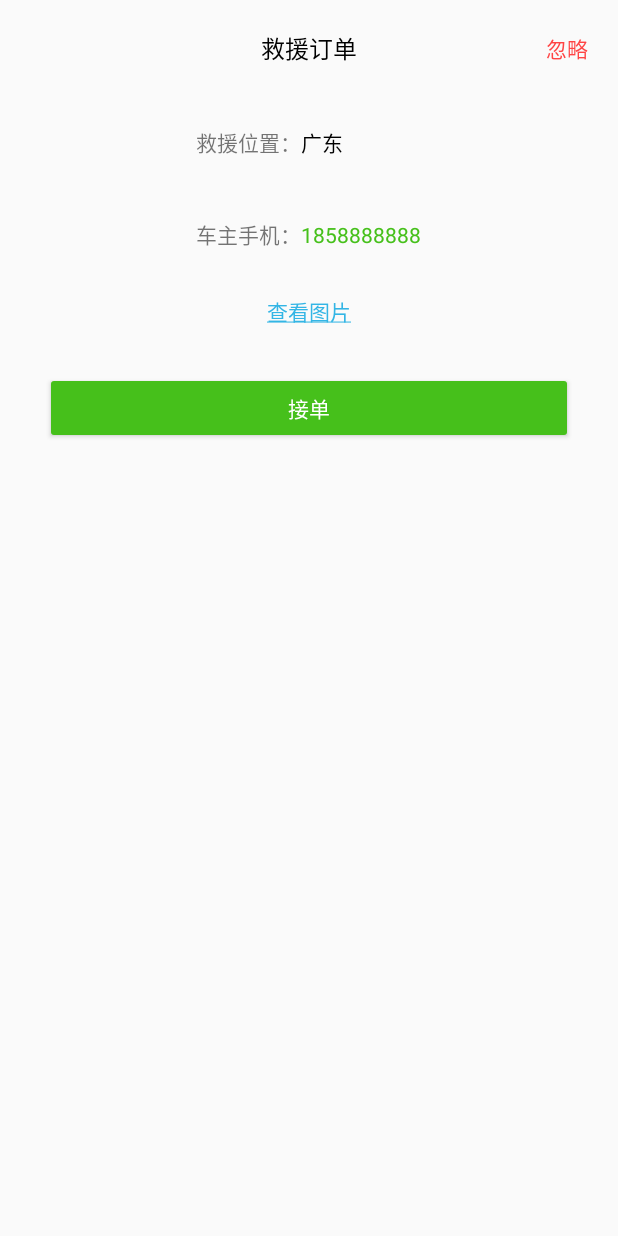
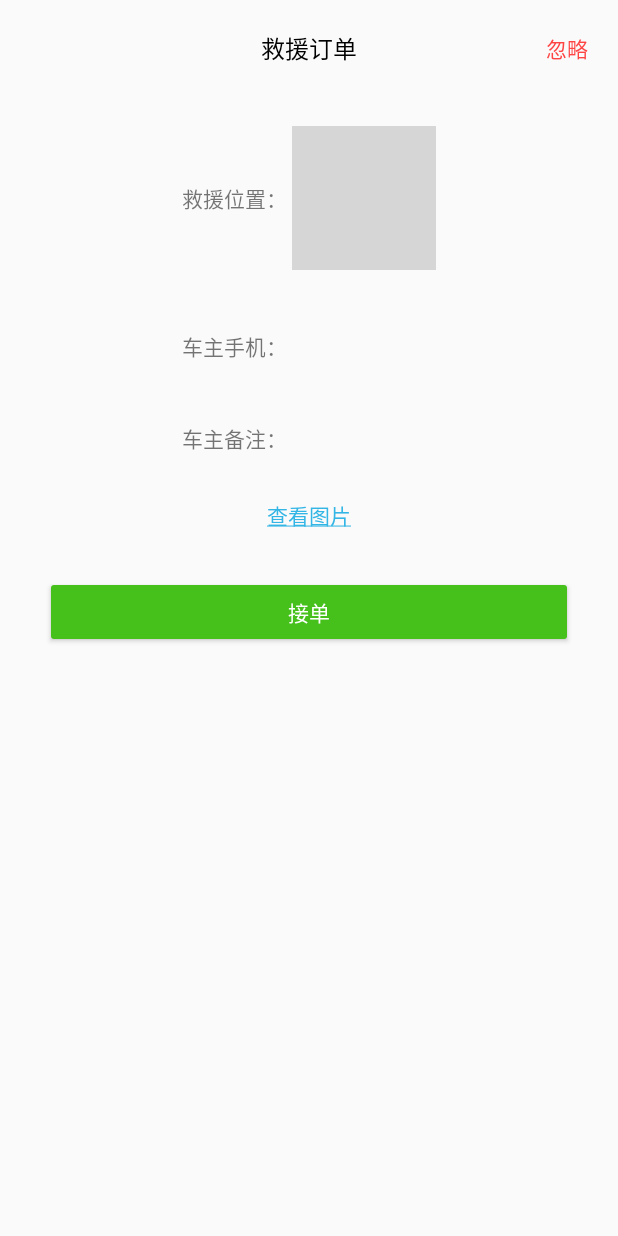
Before and after one commit to cary87/JjjyProject, an Android app: the layout dialog_order.xml on its own in the app's theme, with its tools: preview values and no code run, on a phone screen of 412 x 824 dp. Run offline under Robolectric (Android 15) with nearby library versions, the phone set to English and light mode, and no system bars; grey boxes are pictures that could not be loaded.

```diff
--- a/app/src/main/AndroidManifest.xml
+++ b/app/src/main/AndroidManifest.xml
@@ -57,6 +57,7 @@
         </activity>
 
         <activity android:name=".nav.GPSNaviActivity" android:configChanges="orientation|keyboardHidden|screenSize"/>
+        <activity android:name=".order.DisplayLocationActivity" android:screenOrientation="portrait"/>
 
         <activity android:name=".me.LoginActivity" android:screenOrientation="portrait"/>
         <activity android:name=".setting.AboutAcitvity" android:screenOrientation="portrait"/>
--- a/app/src/main/java/com/jiujiu/autosos/common/http/ApiConstants.java
+++ b/app/src/main/java/com/jiujiu/autosos/common/http/ApiConstants.java
@@ -7,8 +7,8 @@ public class ApiConstants {
     public static final long CONNECT_TIMEOUT = 30000L;
     public static final long READ_TIMEOUT = 30000L;
 
-    //public static final String ROOT_URL = "http://219.135.170.115:8080/autosos_app";
+    public static final String ROOT_URL = "http://219.135.170.115:9099/app-server";
 
     //localhost
-    public static final String ROOT_URL = "http://192.168.1.100:9090/autosos_app";
+    //public static final String ROOT_URL = "http://192.168.1.100:9090/autosos_app";
 }
--- a/app/src/main/java/com/jiujiu/autosos/order/model/PayWayEnum.java
+++ b/app/src/main/java/com/jiujiu/autosos/order/model/PayWayEnum.java
@@ -6,7 +6,7 @@ package com.jiujiu.autosos.order.model;
 
 public enum PayWayEnum {
     AliPay("aliPay"),
-    WxPay("wxPay");
+    WxPay("wechatPay");
     private String value;
 
     PayWayEnum(String value) {
--- a/app/src/main/res/layout/activity_login.xml
+++ b/app/src/main/res/layout/activity_login.xml
@@ -11,6 +11,7 @@
         android:layout_height="wrap_content"
         android:text="司机登录"
         android:textColor="@android:color/black"
+        android:textSize="16sp"
         android:textStyle="bold" />
 
     <android.support.design.widget.TextInputLayout
--- a/app/src/main/res/layout/dialog_order.xml
+++ b/app/src/main/res/layout/dialog_order.xml
@@ -42,7 +42,7 @@
             <LinearLayout
                 android:layout_width="wrap_content"
                 android:layout_height="wrap_content"
-                android:gravity="center_horizontal"
+                android:gravity="center_horizontal|center_vertical"
                 android:padding="20dp">
 
                 <TextView
@@ -54,8 +54,17 @@
                     android:id="@+id/tv_address"
                     android:layout_width="wrap_content"
                     android:layout_height="wrap_content"
+                    android:layout_weight="1"
                     android:textColor="@color/black"
-                    android:text="广东"/>
+                    android:singleLine="true"
+                    android:text=""/>
+
+                <ImageButton
+                    android:id="@+id/btn_show_location"
+                    android:layout_width="wrap_content"
+                    android:layout_height="wrap_content"
+                    android:layout_marginLeft="3dp"
+                    android:background="@drawable/ic_location_on_green_a400_24dp"/>
 
             </LinearLayout>
 
@@ -75,7 +84,26 @@
                     android:layout_width="wrap_content"
                     android:layout_height="wrap_content"
                     android:textColor="@color/colorAccent"
-                    android:text="1858888888"/>
+                    android:text=""/>
+
+            </LinearLayout>
+
+            <LinearLayout
+                android:layout_width="wrap_content"
+                android:layout_height="wrap_content"
+                android:gravity="center_horizontal"
+                android:padding="20dp">
+
+                <TextView
+                    android:layout_width="wrap_content"
+                    android:layout_height="wrap_content"
+                    android:text="车主备注："/>
+
+                <TextView
+                    android:id="@+id/tv_remark"
+                    android:layout_width="wrap_content"
+                    android:layout_height="wrap_content"
+                    android:text=""/>
 
             </LinearLayout>
 
--- a/app/src/main/res/layout/list_item_order.xml
+++ b/app/src/main/res/layout/list_item_order.xml
@@ -81,7 +81,7 @@
         <TextView
             android:layout_width="wrap_content"
             android:layout_height="wrap_content"
-            android:text="事故地点：" />
+            android:text="救援地点：" />
 
         <TextView
             android:id="@+id/tv_occur_address"
--- a/app/src/main/res/values/styles.xml
+++ b/app/src/main/res/values/styles.xml
@@ -31,7 +31,7 @@
         <item name="android:layout_width">match_parent</item>
         <item name="android:layout_height">wrap_content</item>
         <item name="android:singleLine">true</item>
-        <item name="android:textSize">14sp</item>
+        <item name="android:textSize">16sp</item>
     </style>
 
     <style name="service_section">
--- a/onepushlib/src/main/java/com/sdbc/onepushlib/OnePush.java
+++ b/onepushlib/src/main/java/com/sdbc/onepushlib/OnePush.java
@@ -63,7 +63,7 @@ public class OnePush {
                 // 是小米系统
                 MiPushClient.registerPush(context, appTypeEnum.getMiAppId(), appTypeEnum.getMiAppKey());
                 String regId = MiPushClient.getRegId(context);
-                PushLogs.d("regId", "regId:" + regId);
+                PushLogs.d("wzh", "regId:" + regId);
                 if (StringUtils.isNotBlank(regId)) {
                     Config.getInstance().setToken(regId);
                     Config.getInstance().setOsType(OsTypeEnum.MIA);
```
Also changed, not shown: app/src/main/java/com/jiujiu/autosos/api/OrderApi.java (+13 -8 lines), app/src/main/java/com/jiujiu/autosos/home/WorkbenchFragment.java (+11 -0 lines), app/src/main/java/com/jiujiu/autosos/order/DisplayLocationActivity.java (added, +79 -0 lines), app/src/main/java/com/jiujiu/autosos/order/OrderDialog.java (+15 -0 lines), app/src/main/java/com/jiujiu/autosos/order/PaymentDetailActivity.java (+19 -2 lines), app/src/main/res/layout/activity_display_location.xml (added, +17 -0 lines).
